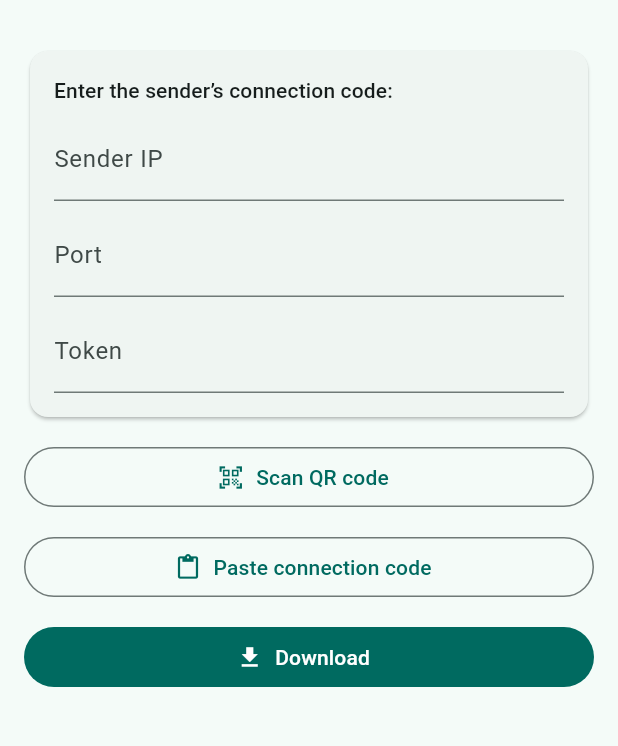
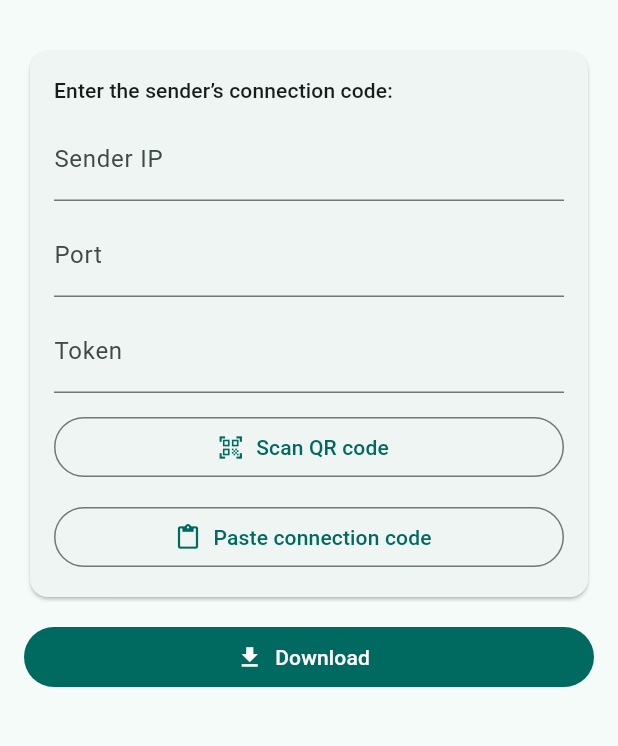
Before and after one commit to rkvilena/zanado, a Flutter app: the ReceiverScreen screen opened directly, on a phone screen of 412 x 824 dp, the part 63-809 px from its top. Run offline on Flutter 3.47's test engine with Material 3 defaults, Android fonts, the phone set to English and light mode, and no system bars; our stand-ins replace file_picker, flutter_riverpod, qr_flutter; missing offline and left inert: mobile_scanner.

Commit message:
MVP 5 Phase 5B-3-4: android & windows responsive design

```diff
--- a/lib/features/transfer/receiver_screen.dart
+++ b/lib/features/transfer/receiver_screen.dart
@@ -81,10 +81,33 @@ class _ReceiverScreenState extends ConsumerState<ReceiverScreen> {
   Widget build(BuildContext context) {
     final state = ref.watch(receiverControllerProvider);
     final controller = ref.read(receiverControllerProvider.notifier);
+    final desktop = ZanadoLayout.isWindowsDesktop(context);
+    final wideForm =
+        MediaQuery.sizeOf(context).width >= ZanadoLayout.wideFormBreakpoint;
+
+    final scanButton = OutlinedButton.icon(
+      onPressed: () => showQrScannerSheet(
+        context,
+        onCodeScanned: _applyCode,
+        cameraBuilder: ref.read(qrCameraBuilderProvider),
+      ),
+      icon: const Icon(Icons.qr_code_scanner),
+      label: const Text('Scan QR code'),
+    );
+    final pasteButton = OutlinedButton.icon(
+      onPressed: _pasteCode,
+      icon: const Icon(Icons.content_paste),
+      label: const Text('Paste connection code'),
+    );
 
     return Scaffold(
       appBar: AppBar(title: const Text('Receive a file')),
-      body: ListView(
+      body: Center(
+        child: ConstrainedBox(
+          constraints: const BoxConstraints(
+            maxWidth: ZanadoLayout.maxContentWidth,
+          ),
+          child: ListView(
             padding: ZanadoSpacing.screen,
             children: [
           Card(
@@ -98,6 +121,31 @@ class _ReceiverScreenState extends ConsumerState<ReceiverScreen> {
                     style: Theme.of(context).textTheme.titleSmall,
                   ),
                   const SizedBox(height: ZanadoSpacing.s),
+                  if (desktop && wideForm) ...[
+                    Row(
+                      children: [
+                        Expanded(
+                          child: TextField(
+                            controller: _host,
+                            keyboardType: TextInputType.url,
+                            decoration: const InputDecoration(
+                              labelText: 'Sender IP',
+                            ),
+                          ),
+                        ),
+                        const SizedBox(width: ZanadoSpacing.m),
+                        SizedBox(
+                          width: 120,
+                          child: TextField(
+                            controller: _port,
+                            keyboardType: TextInputType.number,
+                            decoration:
+                                const InputDecoration(labelText: 'Port'),
+                          ),
+                        ),
+                      ],
+                    ),
+                  ] else ...[
                     TextField(
                       controller: _host,
                       keyboardType: TextInputType.url,
@@ -110,44 +158,48 @@ class _ReceiverScreenState extends ConsumerState<ReceiverScreen> {
                       keyboardType: TextInputType.number,
                       decoration: const InputDecoration(labelText: 'Port'),
                     ),
+                  ],
                   const SizedBox(height: ZanadoSpacing.s),
                   TextField(
                     controller: _token,
                     decoration:
                         const InputDecoration(labelText: 'Token'),
+                    // Desktop ergonomics: Enter in the last field starts the
+                    // download (same controller call as the Download button,
+                    // so validation/errors are identical).
+                    onSubmitted: (_) => controller
+                        .download(_host.text, _port.text, _token.text),
                   ),
+                  if (!state.busy) ...[
+                    const SizedBox(height: ZanadoSpacing.m),
+                    // Windows: side-by-side compact methods inside the card
+                    // (agreed desktop composition); Android and narrow Windows
+                    // windows keep stacked full-width touch targets.
+                    desktop && wideForm
+                        ? Row(
+                            mainAxisAlignment: MainAxisAlignment.center,
+                            children: [
+                              scanButton,
+                              const SizedBox(width: ZanadoSpacing.m),
+                              pasteButton,
+                            ],
+                          )
+                        : Column(
+                            crossAxisAlignment: CrossAxisAlignment.stretch,
+                            children: [
+                              scanButton,
+                              const SizedBox(height: ZanadoSpacing.m),
+                              pasteButton,
+                            ],
+                          ),
+                  ],
                 ],
               ),
             ),
           ),
           const SizedBox(height: ZanadoSpacing.m),
-          if (!state.busy) ...[
-            SizedBox(
-              width: double.infinity,
-              child: OutlinedButton.icon(
-                onPressed: () => showQrScannerSheet(
-                  context,
-                  onCodeScanned: _applyCode,
-                  cameraBuilder: ref.read(qrCameraBuilderProvider),
-                ),
-                icon: const Icon(Icons.qr_code_scanner),
-                label: const Text('Scan QR code'),
-              ),
-            ),
-            const SizedBox(height: ZanadoSpacing.m),
-            SizedBox(
-              width: double.infinity,
-              child: OutlinedButton.icon(
-                onPressed: _pasteCode,
-                icon: const Icon(Icons.content_paste),
-                label: const Text('Paste connection code'),
-              ),
-            ),
-          ],
-          const SizedBox(height: ZanadoSpacing.m),
           if (!state.busy)
-            SizedBox(
-              width: double.infinity,
+            ZanadoPageAction(
               child: FilledButton.icon(
                 onPressed: () =>
                     controller.download(_host.text, _port.text, _token.text),
@@ -158,8 +210,7 @@ class _ReceiverScreenState extends ConsumerState<ReceiverScreen> {
           if (state.busy) ...[
             _ProgressCard(state: state),
             const SizedBox(height: ZanadoSpacing.m),
-            SizedBox(
-              width: double.infinity,
+            ZanadoPageAction(
               child: OutlinedButton.icon(
                 onPressed: controller.cancel,
                 icon: const Icon(Icons.cancel_outlined),
@@ -174,8 +225,7 @@ class _ReceiverScreenState extends ConsumerState<ReceiverScreen> {
                 (state.outcome! as DownloadFailure).kind !=
                     DownloadFailureKind.cancelled) ...[
               const SizedBox(height: ZanadoSpacing.m),
-              SizedBox(
-                width: double.infinity,
+              ZanadoPageAction(
                 child: FilledButton.tonalIcon(
                   onPressed: controller.retry,
                   icon: const Icon(Icons.refresh),
@@ -185,8 +235,7 @@ class _ReceiverScreenState extends ConsumerState<ReceiverScreen> {
             ],
             if (state.outcome is DownloadSuccess) ...[
               const SizedBox(height: ZanadoSpacing.m),
-              SizedBox(
-                width: double.infinity,
+              ZanadoPageAction(
                 child: OutlinedButton.icon(
                   onPressed: controller.reset,
                   icon: const Icon(Icons.playlist_add),
@@ -206,6 +255,8 @@ class _ReceiverScreenState extends ConsumerState<ReceiverScreen> {
               ],
             ),
             ],
+          ),
+        ),
       ),
     );
   }
--- a/lib/shared/visual_tokens.dart
+++ b/lib/shared/visual_tokens.dart
@@ -1,3 +1,4 @@
+import 'package:flutter/foundation.dart';
 import 'package:flutter/material.dart';
 
 /// Shared visual tokens (MVP 5 Phase 5B-1). Single source of truth for
@@ -22,10 +23,37 @@ abstract final class ZanadoRadius {
   static const double card = 12;
 }
 
-/// Maximum width of the centered content column. Defined in 5B-1 as a token;
-/// applied to the Windows layout in 5B-3.
+/// Maximum width of the centered content column.
 abstract final class ZanadoLayout {
-  static const double maxContentWidth = 640;
+  // 720 px keeps the receiver's side-by-side Scan/Paste buttons on one row
+  // with room to spare; below the planned ~600–760 review range top end.
+  static const double maxContentWidth = 720;
+
+  /// Desktop width above which the receiver puts Sender IP and Port on one
+  /// row; below it the fields stack like the Android layout (narrow window).
+  static const double wideFormBreakpoint = 480;
+
+  /// Platform decides the composition (Windows = desktop layout, Android =
+  /// single-column touch layout); width only tunes details within it. Width
+  /// alone would let a wide tablet and a narrow desktop window swap designs.
+  static bool isWindowsDesktop(BuildContext context) =>
+      defaultTargetPlatform == TargetPlatform.windows;
+}
+
+/// Page-level action placement: a centered compact button on Windows desktop
+/// (no oversized mobile-style bars), full-width on Android for touch targets.
+class ZanadoPageAction extends StatelessWidget {
+  const ZanadoPageAction({super.key, required this.child});
+
+  final Widget child;
+
+  @override
+  Widget build(BuildContext context) {
+    if (ZanadoLayout.isWindowsDesktop(context)) {
+      return Center(child: child);
+    }
+    return SizedBox(width: double.infinity, child: child);
+  }
 }
 
 /// Semantic status colors. Centralized in 5B-1 (values identical to the
```
Also changed, not shown: lib/features/transfer/sender_screen.dart (+15 -9 lines), 2 other files. Lines whose indentation alone changed are shown as unchanged.
